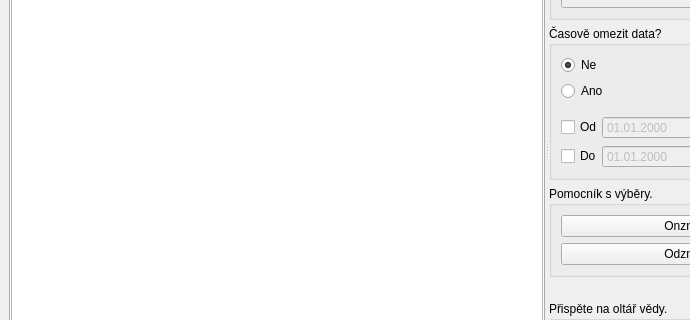
Above: src/gui/chateen.ui from wykys/chateen before the change; both pictures show x 0 to 690 and y 123 to 443 of the 858 by 544 pixel window. Below: the same form after it.
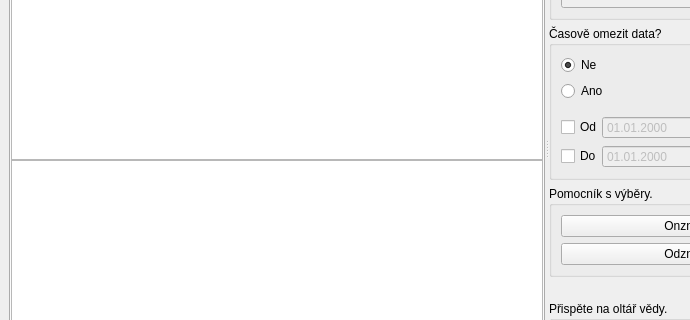
That is the form after the change. Icons and pictures are not drawn.

Commit message: Created CheckBox and PushButton delegates

Diff of the .ui file:
```diff
--- a/src/gui/chateen.ui
+++ b/src/gui/chateen.ui
@@ -60,6 +60,9 @@
          <item>
           <widget class="QTableWidget" name="table_chats"/>
          </item>
+         <item>
+          <widget class="QTableView" name="table_view"/>
+         </item>
         </layout>
        </widget>
        <widget class="QWidget" name="tab_participants">
```
The commit also changes 5 other files.
